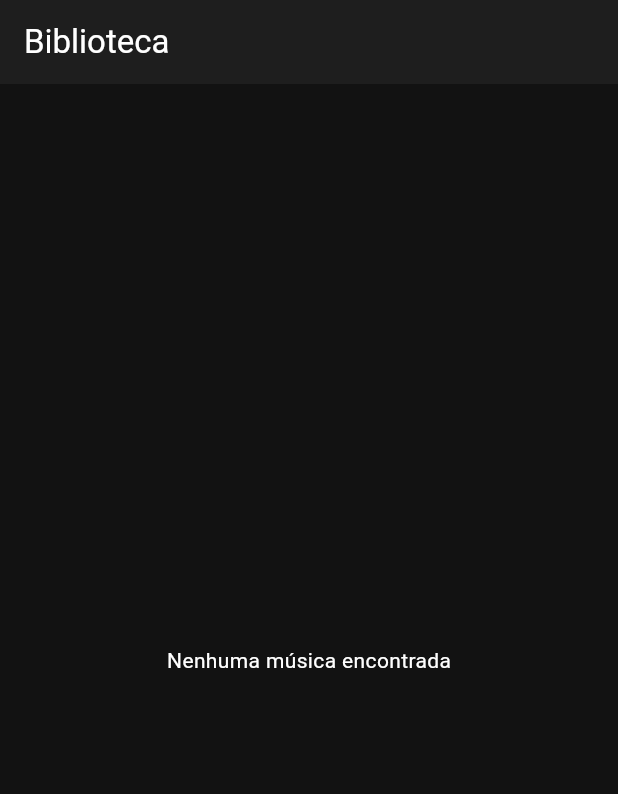
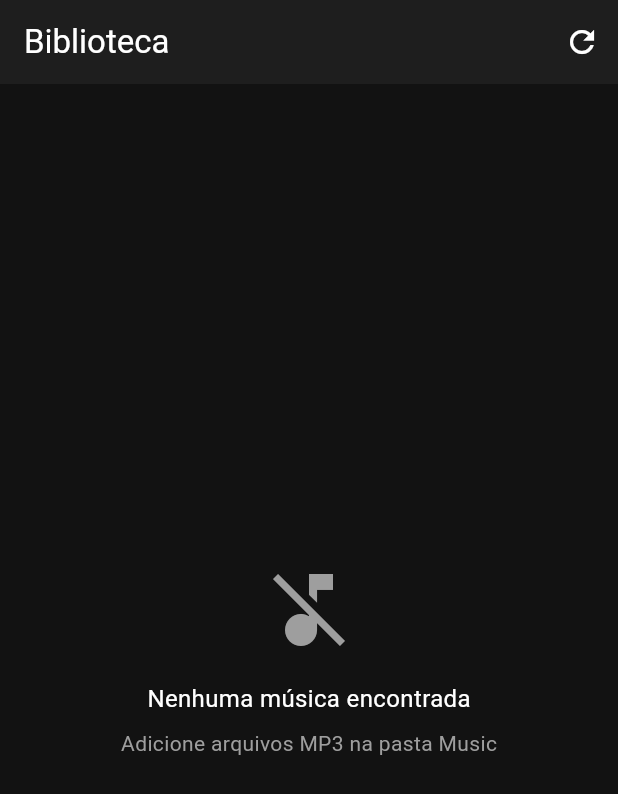
Before and after one commit to PedroVictorxD/Sonioteca, a Flutter app: the screen it shows after launch, on a phone screen of 412 x 824 dp. Shown: the top 794 px of the screen. Run offline on Flutter 3.47's test engine with Material 3 defaults, Android fonts, the phone set to English and light mode, and no system bars; our stand-ins replace just_audio, permission_handler.

Commit message:
feat: Implement music scanner, library page and player with TDD

```diff
--- a/lib/main.dart
+++ b/lib/main.dart
@@ -1,6 +1,7 @@
 import 'package:flutter/material.dart';
 import 'package:provider/provider.dart';
 import 'presentation/theme/app_theme.dart';
+import 'presentation/providers/music_library_provider.dart';
 import 'presentation/providers/player_provider.dart';
 import 'presentation/pages/library_page.dart';
 import 'presentation/widgets/mini_player.dart';
@@ -14,8 +15,11 @@ class SoniotecaApp extends StatelessWidget {
 
   @override
   Widget build(BuildContext context) {
-    return ChangeNotifierProvider(
-      create: (_) => PlayerProvider(),
+    return MultiProvider(
+      providers: [
+        ChangeNotifierProvider(create: (_) => MusicLibraryProvider()),
+        ChangeNotifierProvider(create: (_) => PlayerProvider()),
+      ],
       child: MaterialApp(
         title: 'Sonioteca',
         theme: AppTheme.darkTheme,
--- a/lib/presentation/pages/library_page.dart
+++ b/lib/presentation/pages/library_page.dart
@@ -1,16 +1,113 @@
 import 'package:flutter/material.dart';
+import 'package:provider/provider.dart';
+import '../providers/music_library_provider.dart';
+import '../providers/player_provider.dart';
+import '../theme/app_theme.dart';
+import '../widgets/track_tile.dart';
 
-class LibraryPage extends StatelessWidget {
+class LibraryPage extends StatefulWidget {
   const LibraryPage({super.key});
+
+  @override
+  State<LibraryPage> createState() => _LibraryPageState();
+}
+
+class _LibraryPageState extends State<LibraryPage> {
+  @override
+  void initState() {
+    super.initState();
+    WidgetsBinding.instance.addPostFrameCallback((_) {
+      context.read<MusicLibraryProvider>().loadLibrary();
+    });
+  }
 
   @override
   Widget build(BuildContext context) {
     return Scaffold(
       appBar: AppBar(
         title: const Text('Biblioteca'),
+        actions: [
+          IconButton(
+            icon: const Icon(Icons.refresh),
+            onPressed: () => context.read<MusicLibraryProvider>().loadLibrary(),
+          ),
+        ],
       ),
-      body: const Center(
-        child: Text('Nenhuma música encontrada'),
+      body: Consumer<MusicLibraryProvider>(
+        builder: (context, library, child) {
+          switch (library.state) {
+            case LibraryLoadingState.initial:
+            case LibraryLoadingState.loading:
+              return const Center(child: CircularProgressIndicator());
+
+            case LibraryLoadingState.noPermission:
+              return Center(
+                child: Column(
+                  mainAxisAlignment: MainAxisAlignment.center,
+                  children: [
+                    const Icon(Icons.folder_off, size: 64, color: Colors.grey),
+                    const SizedBox(height: 16),
+                    const Text('Permissão necessária', style: TextStyle(fontSize: 18)),
+                    const SizedBox(height: 8),
+                    ElevatedButton(
+                      onPressed: () => library.requestPermission(),
+                      child: const Text('Conceder Permissão'),
+                    ),
+                  ],
+                ),
+              );
+
+            case LibraryLoadingState.error:
+              return Center(
+                child: Column(
+                  mainAxisAlignment: MainAxisAlignment.center,
+                  children: [
+                    const Icon(Icons.error_outline, size: 64, color: AppColors.error),
+                    const SizedBox(height: 16),
+                    Text(library.errorMessage),
+                    const SizedBox(height: 16),
+                    ElevatedButton(
+                      onPressed: () => library.loadLibrary(),
+                      child: const Text('Tentar Novamente'),
+                    ),
+                  ],
+                ),
+              );
+
+            case LibraryLoadingState.loaded:
+              if (library.tracks.isEmpty) {
+                return const Center(
+                  child: Column(
+                    mainAxisAlignment: MainAxisAlignment.center,
+                    children: [
+                      Icon(Icons.music_off, size: 64, color: Colors.grey),
+                      SizedBox(height: 16),
+                      Text('Nenhuma música encontrada', style: TextStyle(fontSize: 16)),
+                      SizedBox(height: 8),
+                      Text('Adicione arquivos MP3 na pasta Music', style: TextStyle(color: Colors.grey)),
+                    ],
+                  ),
+                );
+              }
+
+              return ListView.builder(
+                itemCount: library.tracks.length,
+                itemBuilder: (context, index) {
+                  final track = library.tracks[index];
+                  return TrackTile(
+                    track: track,
+                    onTap: () {
+                      context.read<PlayerProvider>().playTrack(
+                        track,
+                        playlist: library.tracks,
+                        index: index,
+                      );
+                    },
+                  );
+                },
+              );
+          }
+        },
       ),
     );
   }
--- /dev/null
+++ b/lib/presentation/providers/music_library_provider.dart
@@ -0,0 +1,58 @@
+import 'package:flutter/material.dart';
+import 'package:permission_handler/permission_handler.dart';
+import '../../domain/entities/track.dart';
+import '../../data/repositories/music_library_repository_impl.dart';
+
+enum LibraryLoadingState { initial, loading, loaded, error, noPermission }
+
+class MusicLibraryProvider extends ChangeNotifier {
+  final MusicLibraryRepositoryImpl _repository;
+  List<Track> _tracks = [];
+  LibraryLoadingState _state = LibraryLoadingState.initial;
+  String _errorMessage = '';
+
+  MusicLibraryProvider({MusicLibraryRepositoryImpl? repository})
+      : _repository = repository ?? MusicLibraryRepositoryImpl();
+
+  List<Track> get tracks => _tracks;
+  LibraryLoadingState get state => _state;
+  String get errorMessage => _errorMessage;
+
+  Future<void> loadLibrary() async {
+    _state = LibraryLoadingState.loading;
+    notifyListeners();
+
+    try {
+      final hasPermission = await _requestPermission();
+      if (!hasPermission) {
+        _state = LibraryLoadingState.noPermission;
+        _errorMessage = 'Permissão de armazenamento negada';
+        notifyListeners();
+        return;
+      }
+
+      _tracks = await _repository.getAllTracks();
+      _state = LibraryLoadingState.loaded;
+    } catch (e) {
+      _state = LibraryLoadingState.error;
+      _errorMessage = e.toString();
+    }
+    notifyListeners();
+  }
+
+  Future<bool> _requestPermission() async {
+    if (await Permission.audio.isGranted || await Permission.storage.isGranted) {
+      return true;
+    }
+
+    final audioStatus = await Permission.audio.request();
+    if (audioStatus.isGranted) return true;
+
+    final storageStatus = await Permission.storage.request();
+    return storageStatus.isGranted;
+  }
+
+  Future<void> requestPermission() async {
+    await openAppSettings();
+  }
+}
```
Also changed, not shown: lib/data/services/permission_service.dart (added, +30 -0 lines), lib/presentation/widgets/track_tile.dart (added, +43 -0 lines), 5 other files.
